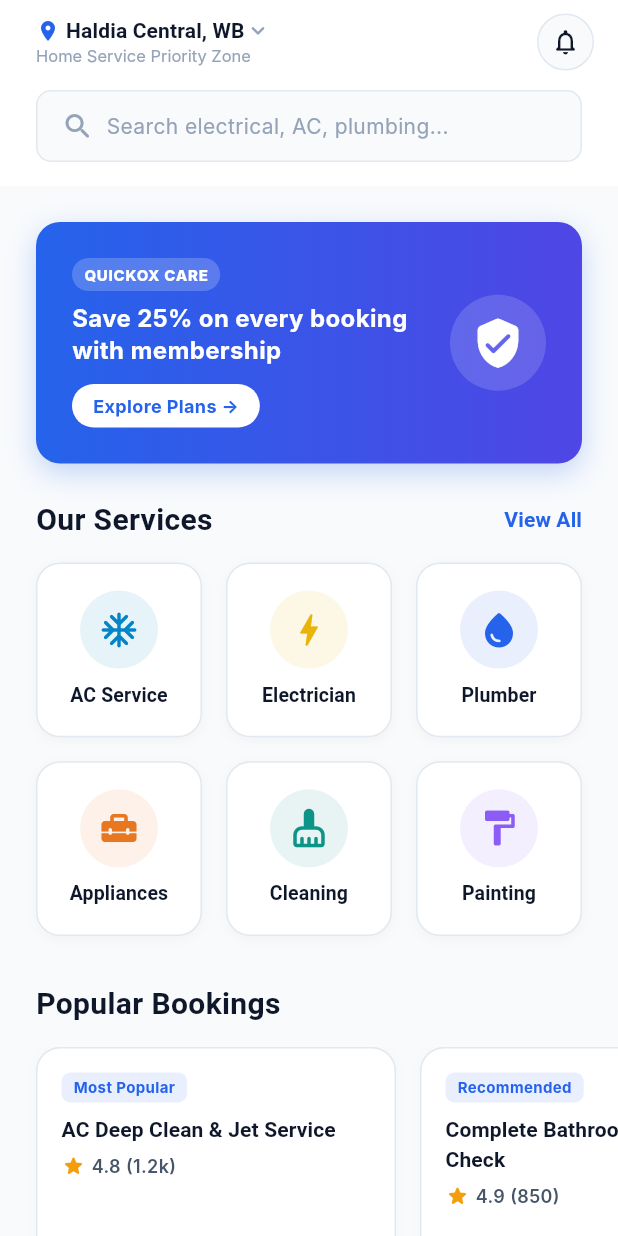
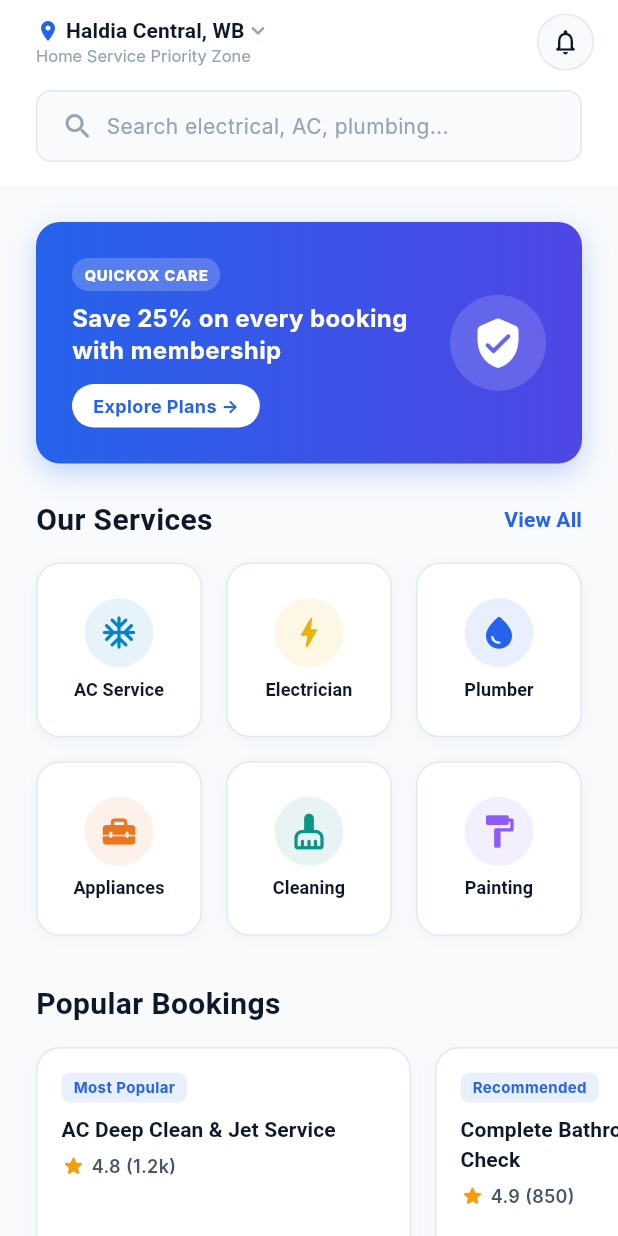
Before and after one commit to anishdandapatdev/quickox_technician_app, a Flutter app: the HomeScreen screen opened directly with empty values, on a phone screen of 412 x 824 dp. Run offline on Flutter 3.47's test engine with Material 3 defaults, Android fonts, the phone set to English and light mode, and no system bars; Roboto replaces fonts that are missing (Inter, Outfit).

Commit message:
fix(home): prevent text and layout overflow on small screen devices

```diff
--- a/lib/features/home/screens/home_screen.dart
+++ b/lib/features/home/screens/home_screen.dart
@@ -31,11 +31,15 @@
                   color: AppColors.primary,
                 ),
                 const SizedBox(width: 4),
-                Text(
+                Flexible(
+                  child: Text(
                     'Haldia Central, WB',
+                    maxLines: 1,
+                    overflow: TextOverflow.ellipsis,
                     style: AppTextStyles.labelMd.copyWith(
                       fontWeight: FontWeight.w700,
                       color: AppColors.textPrimary,
+                    ),
                   ),
                 ),
                 const Icon(
@@ -102,10 +106,14 @@
                       size: 22,
                     ),
                     const SizedBox(width: AppSpacing.sm),
-                    Text(
+                    Expanded(
+                      child: Text(
                         'Search electrical, AC, plumbing...',
+                        maxLines: 1,
+                        overflow: TextOverflow.ellipsis,
                         style: AppTextStyles.bodyMd.copyWith(
                           color: AppColors.textMuted,
+                        ),
                       ),
                     ),
                   ],
@@ -216,7 +224,9 @@
               child: Row(
                 mainAxisAlignment: MainAxisAlignment.spaceBetween,
                 children: [
-                  Text('Our Services', style: AppTextStyles.h3),
+                  Expanded(
+                    child: Text('Our Services', style: AppTextStyles.h3),
+                  ),
                   GestureDetector(
                     onTap: () => onNavigateTab(1), // go to services
                     child: Text(
@@ -366,18 +376,18 @@
           mainAxisAlignment: MainAxisAlignment.center,
           children: [
             Container(
-              padding: const EdgeInsets.all(12),
+              padding: const EdgeInsets.all(10),
               decoration: BoxDecoration(
                 color: color.withValues(alpha: 0.1),
                 shape: BoxShape.circle,
               ),
-              child: Icon(icon, color: color, size: 28),
+              child: Icon(icon, color: color, size: 26),
             ),
-            const SizedBox(height: 8),
+            const SizedBox(height: 6),
             Text(
               title,
               style: AppTextStyles.labelMd.copyWith(
-                fontSize: 13,
+                fontSize: 12,
                 fontWeight: FontWeight.w600,
                 color: AppColors.textPrimary,
               ),
@@ -410,7 +420,7 @@
   @override
   Widget build(BuildContext context) {
     return Container(
-      width: 240,
+      width: 250,
       padding: const EdgeInsets.all(AppSpacing.md),
       decoration: BoxDecoration(
         color: AppColors.bgPrimary,
@@ -477,20 +487,20 @@
           Row(
             mainAxisAlignment: MainAxisAlignment.spaceBetween,
             children: [
-              Row(
-                crossAxisAlignment: CrossAxisAlignment.baseline,
-                textBaseline: TextBaseline.alphabetic,
+              Flexible(
+                child: Text.rich(
+                  TextSpan(
                     children: [
-                  Text(
-                    price,
+                      TextSpan(
+                        text: price,
                         style: AppTextStyles.h3.copyWith(
                           color: AppColors.textPrimary,
                           fontWeight: FontWeight.w800,
                         ),
                       ),
-                  const SizedBox(width: 4),
-                  Text(
-                    originalPrice,
+                      const WidgetSpan(child: SizedBox(width: 4)),
+                      TextSpan(
+                        text: originalPrice,
                         style: AppTextStyles.bodySm.copyWith(
                           decoration: TextDecoration.lineThrough,
                           color: AppColors.textMuted,
@@ -498,10 +508,15 @@
                       ),
                     ],
                   ),
+                  maxLines: 1,
+                  overflow: TextOverflow.ellipsis,
+                ),
+              ),
+              const SizedBox(width: 6),
               ElevatedButton(
                 style: ElevatedButton.styleFrom(
-                  padding: const EdgeInsets.symmetric(horizontal: 14),
-                  minimumSize: const Size(60, 34),
+                  padding: const EdgeInsets.symmetric(horizontal: 10),
+                  minimumSize: const Size(52, 32),
                   shape: RoundedRectangleBorder(
                     borderRadius: BorderRadius.circular(AppRadius.md),
                   ),
```
Lines whose indentation alone changed are shown as unchanged.
